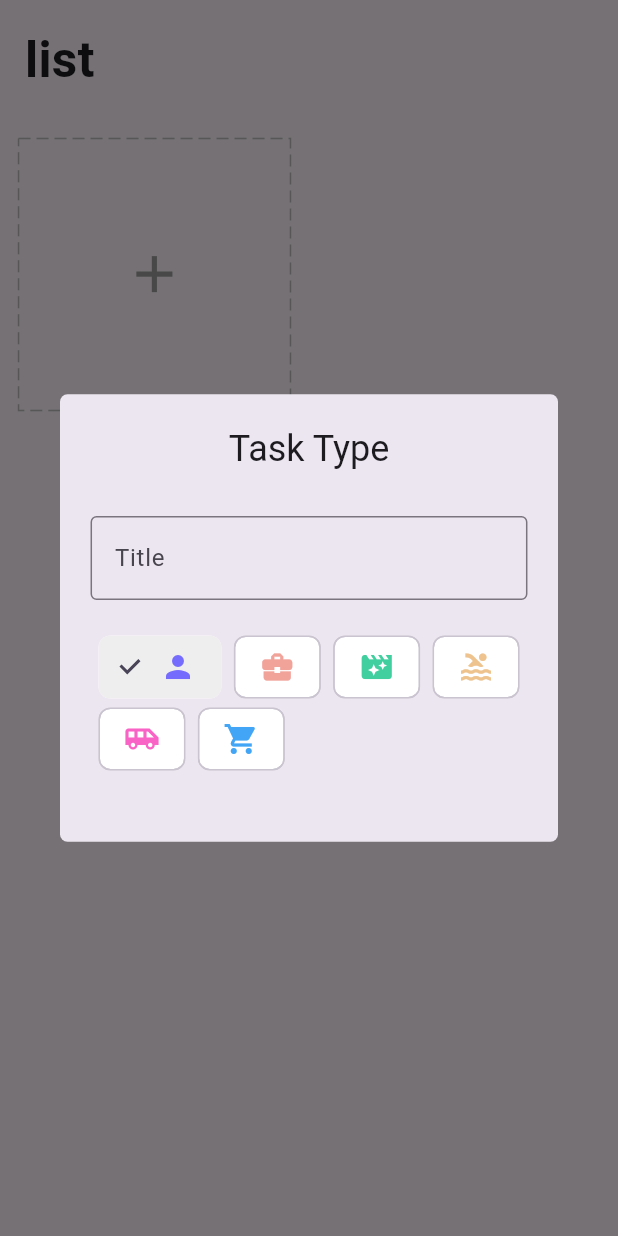
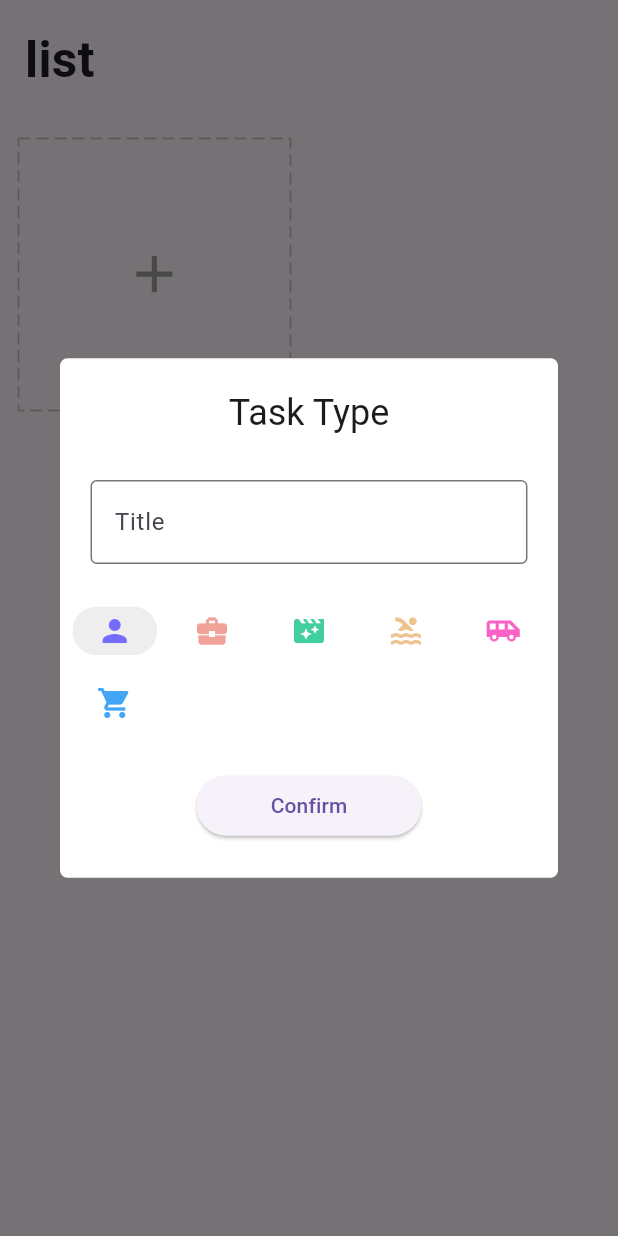
Before and after one commit to yoooooooojh/todo_getX, a Flutter app: the screen it shows after launch, after a tap on the "add" icon, on a phone screen of 412 x 824 dp. Run offline on Flutter 3.47's test engine with Material 3 defaults, Android fonts, the light colour scheme and no system bars; drawn by our look-alikes of dotted_border; our stand-ins replace equatable, flutter_easyloading, get, get_storage.

Commit message:
add card

```diff
--- a/lib/app/modules/home/widgets/add_card.dart
+++ b/lib/app/modules/home/widgets/add_card.dart
@@ -1,7 +1,9 @@
 import 'package:dotted_border/dotted_border.dart';
 import 'package:flutter/material.dart';
+import 'package:flutter_easyloading/flutter_easyloading.dart';
 import 'package:get/get.dart';
 import 'package:todo_getx/app/core/utils/extensions.dart';
+import 'package:todo_getx/app/data/models/task.dart';
 import 'package:todo_getx/app/modules/home/controller.dart';
 import 'package:todo_getx/app/widgets/icons.dart';
 
@@ -23,6 +25,7 @@ class AddCard extends StatelessWidget {
             titlePadding: EdgeInsets.symmetric(vertical: 5.0.wp),
             radius: 5,
             title: 'Task Type',
+            backgroundColor: Colors.white,
             content: Form(
               key: homeCtrl.formKey,
               child: Column(
@@ -54,6 +57,13 @@ class AddCard extends StatelessWidget {
                                   selectedColor: Colors.grey[200],
                                   pressElevation: 0,
                                   backgroundColor: Colors.white,
+                                  showCheckmark: false,
+                                  shape: RoundedRectangleBorder(
+                                    borderRadius: BorderRadius.circular(30),
+                                  ),
+                                  side: BorderSide.none,
+                                  padding: EdgeInsets.symmetric(
+                                      vertical: 1.0.wp, horizontal: 2.0.wp),
                                   label: e,
                                   selected: homeCtrl.chipIndex.value == index,
                                   onSelected: (bool selected) {
@@ -65,10 +75,37 @@ class AddCard extends StatelessWidget {
                           .toList(),
                     ),
                   ),
+                  ElevatedButton(
+                    style: ElevatedButton.styleFrom(
+                      shape: RoundedRectangleBorder(
+                        borderRadius: BorderRadius.circular(20),
+                      ),
+                      minimumSize: const Size(150, 40),
+                    ),
+                    onPressed: () {
+                      if (homeCtrl.formKey.currentState!.validate()) {
+                        int icon =
+                            icons[homeCtrl.chipIndex.value].icon!.codePoint;
+                        String color =
+                            icons[homeCtrl.chipIndex.value].color!.toHex();
+                        var task = Task(
+                            title: homeCtrl.editCtrl.text,
+                            icon: icon,
+                            color: color);
+                        Get.back();
+                        homeCtrl.addTask(task)
+                            ? EasyLoading.showSuccess('Create Sucess')
+                            : EasyLoading.showError('Duplicated Task');
+                      }
+                    },
+                    child: const Text('Confirm'),
+                  ),
                 ],
               ),
             ),
           );
+          homeCtrl.editCtrl.clear();
+          homeCtrl.changeChipIndex(0);
         },
         child: DottedBorder(
           color: Colors.grey[400]!,
```
Also changed, not shown: lib/app/modules/home/controller.dart (+8 -0 lines).
